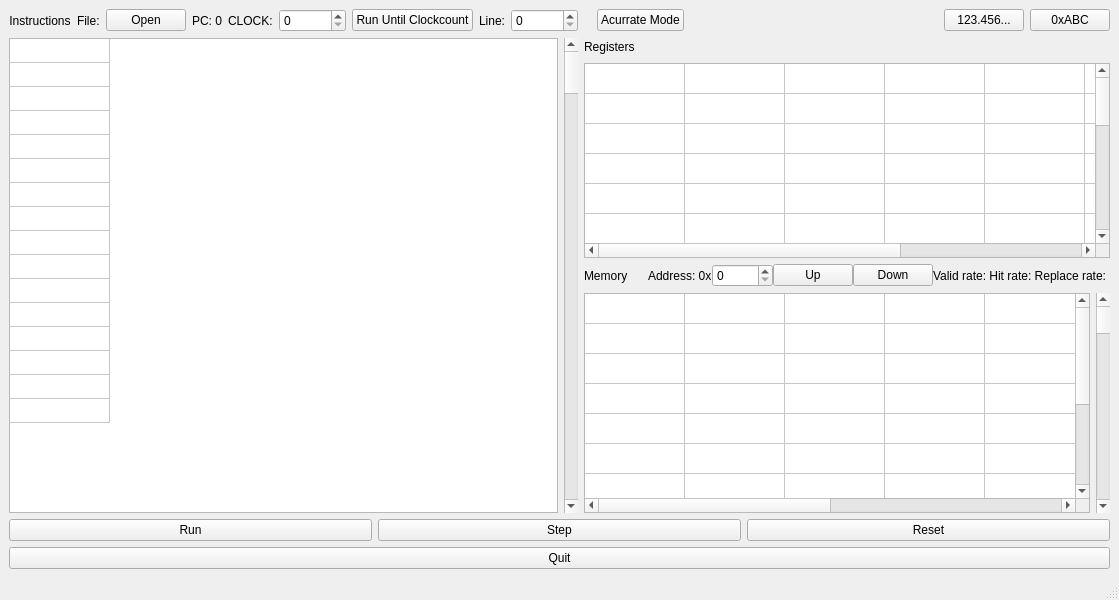
Before: the Qt Designer form OreOre-V/mainwindow.ui in cpuex2021-1/simulator, drawn with Qt 5.
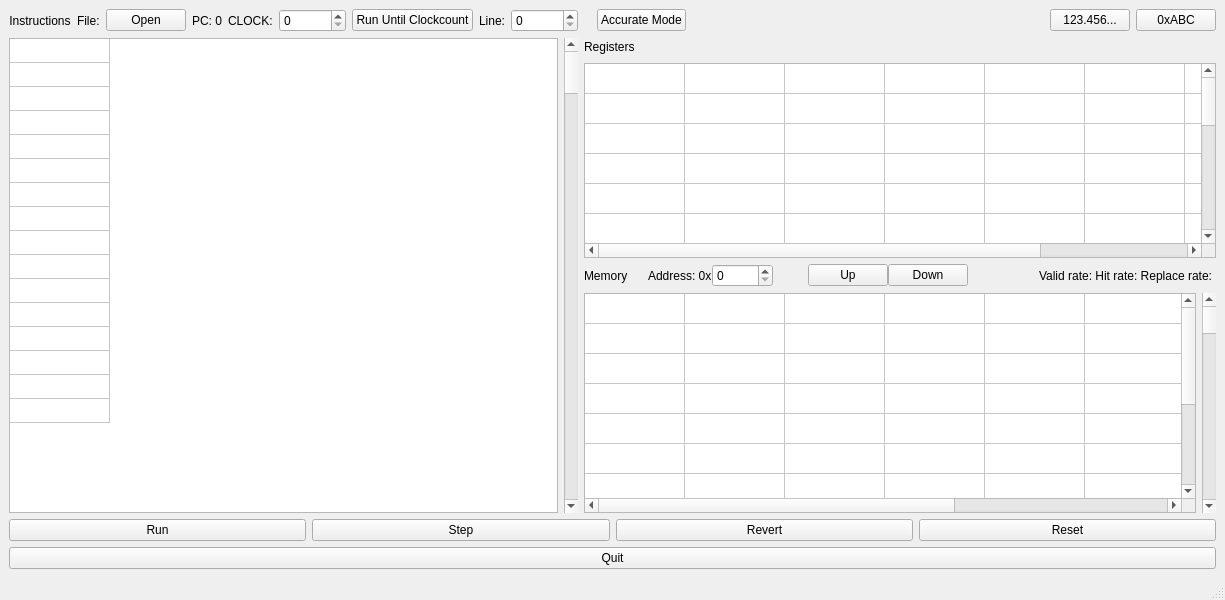
After: the same form once the commit is applied.

What changed in the file:
```diff
--- a/OreOre-V/mainwindow.ui
+++ b/OreOre-V/mainwindow.ui
@@ -6,7 +6,7 @@
    <rect>
     <x>0</x>
     <y>0</y>
-    <width>966</width>
+    <width>1225</width>
     <height>600</height>
    </rect>
   </property>
@@ -171,7 +171,7 @@
           <item>
            <widget class="QPushButton" name="SimulatorModeButton">
             <property name="text">
-             <string>Acurrate Mode</string>
+             <string>Accurate Mode</string>
             </property>
            </widget>
           </item>
@@ -522,6 +522,13 @@
         </property>
        </widget>
       </item>
+      <item>
+       <widget class="QPushButton" name="revertButton">
+        <property name="text">
+         <string>Revert</string>
+        </property>
+       </widget>
+      </item>
       <item>
        <widget class="QPushButton" name="pushButton_3">
         <property name="text">
```
